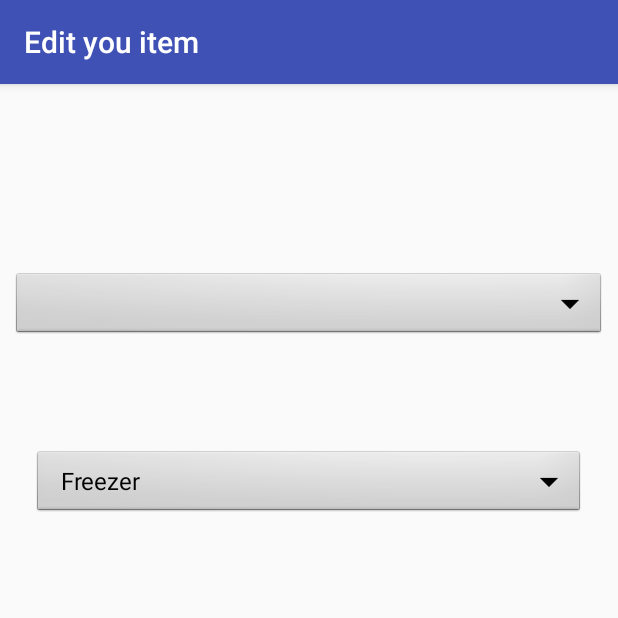
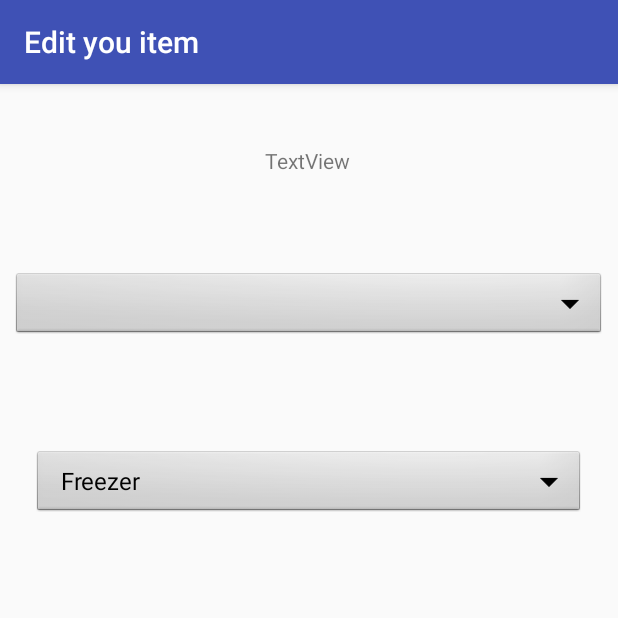
Before and after one commit to HamPaa35/P2_app_rep, an Android app: the editItem screen opened directly, with no data from a screen before it, on a phone screen of 412 x 824 dp, the top half of it. Run offline under Robolectric (Android 15) with nearby library versions, the light colour scheme and no system bars; 1 statement that could not run was skipped.

```diff
--- a/app/build.gradle
+++ b/app/build.gradle
@@ -22,6 +22,7 @@ dependencies {
     implementation fileTree(include: ['*.jar'], dir: 'libs')
     implementation 'com.android.support:appcompat-v7:27.1.1'
     implementation 'com.android.support.constraint:constraint-layout:1.0.2'
+    implementation 'com.google.code.gson:gson:2.8.2'
     testImplementation 'junit:junit:4.12'
     androidTestImplementation 'com.android.support.test:runner:1.0.1'
     androidTestImplementation 'com.android.support.test.espresso:espresso-core:3.0.1'
--- a/app/src/main/java/com/example/pjevs/projecttest1/editItem.java
+++ b/app/src/main/java/com/example/pjevs/projecttest1/editItem.java
@@ -1,6 +1,7 @@
 package com.example.pjevs.projecttest1;
 
 import android.app.DatePickerDialog;
+import android.content.Intent;
 import android.graphics.Color;
 import android.graphics.drawable.ColorDrawable;
 import android.support.v7.app.AppCompatActivity;
@@ -21,6 +22,7 @@ public class editItem extends AppCompatActivity {
 //From here : Attributes to DatePicker in TextView
     private TextView mDisplayDate;
     private DatePickerDialog.OnDateSetListener mDateSetListener;
+    private TextView itemNameTest;
     private EditText itemName;
     private String expirationDate;
     //To here : Attributes to DatePicker in TextView
@@ -39,8 +41,15 @@ Spinner storageDropper;
         super.onCreate(savedInstanceState);
         setContentView(R.layout.activity_edit_item);
 //From here : DatePicker in TextView
+        itemNameTest = (TextView) findViewById(R.id.itemName);
        mDisplayDate = (TextView) findViewById(R.id.datePicker);
        itemName = (EditText) findViewById(R.id.addCategoryName);
+
+        Intent itemToEdit = getIntent();
+
+        ItemClass itemToBeEdited = (ItemClass) itemToEdit.getSerializableExtra("Item to edit");
+
+        itemNameTest.setText(itemToBeEdited.getName());
 
         mDisplayDate.setOnClickListener(new View.OnClickListener() {
             @Override
--- a/app/src/main/res/layout/activity_edit_item.xml
+++ b/app/src/main/res/layout/activity_edit_item.xml
@@ -51,4 +51,16 @@
         app:layout_constraintStart_toStartOf="parent"
         app:layout_constraintTop_toTopOf="parent"
         app:layout_constraintVertical_bias="0.333" />
+
+    <TextView
+        android:id="@+id/itemName"
+        android:layout_width="wrap_content"
+        android:layout_height="wrap_content"
+        android:layout_marginEnd="164dp"
+        android:layout_marginStart="162dp"
+        android:layout_marginTop="41dp"
+        android:text="TextView"
+        app:layout_constraintEnd_toEndOf="parent"
+        app:layout_constraintStart_toStartOf="parent"
+        app:layout_constraintTop_toTopOf="parent" />
 </android.support.constraint.ConstraintLayout>
```
Also changed, not shown: app/src/main/java/com/example/pjevs/projecttest1/customApplication.java (+7 -0 lines), app/src/main/java/com/example/pjevs/projecttest1/inventory.java (+50 -9 lines).
